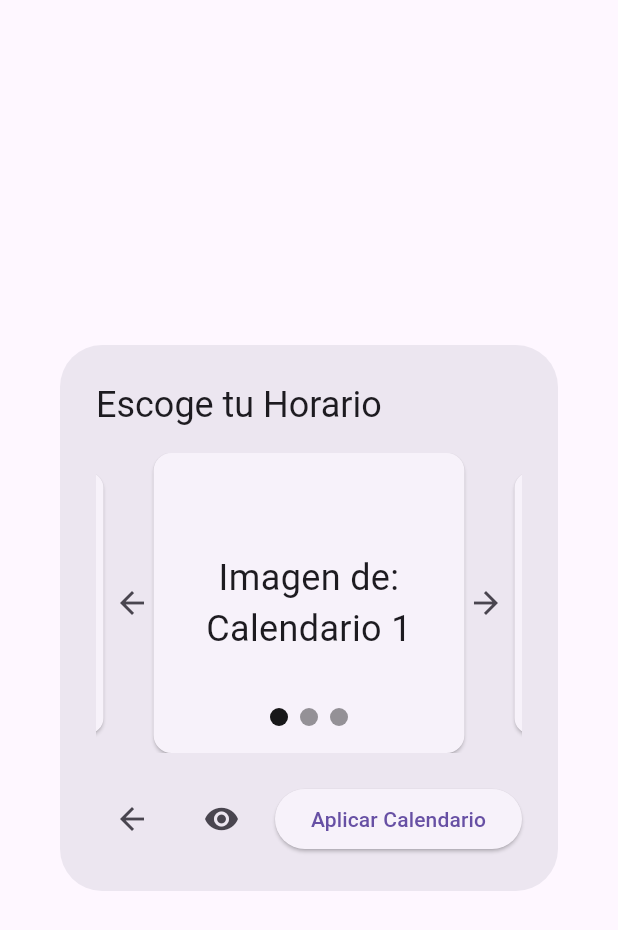
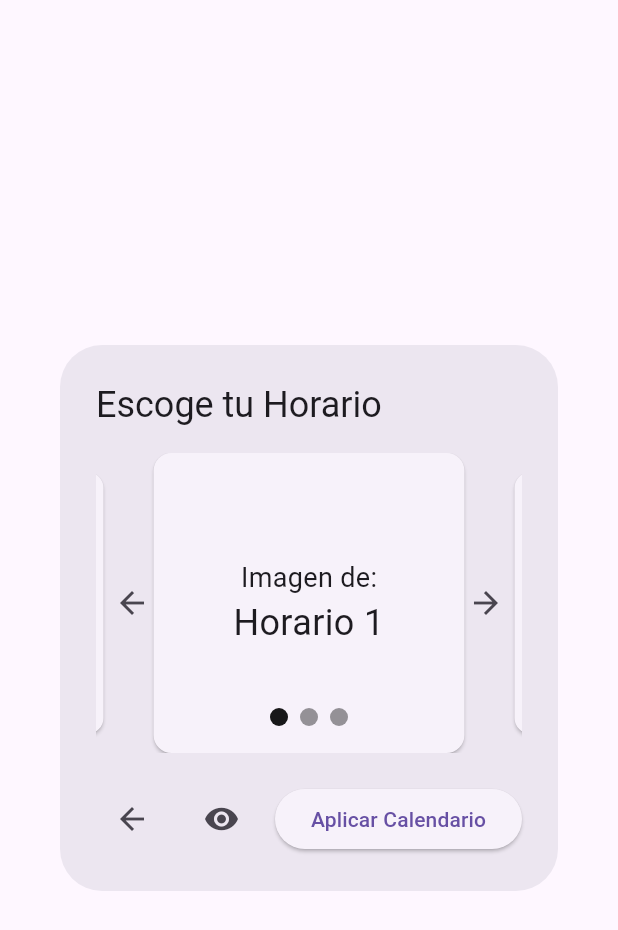
Before and after one commit to Anstayker/FCyT_Calendar, a Flutter app: the CalendarSelectionDialog widget shown alone on an empty page, opened directly, on a phone screen of 412 x 824 dp. Shown: the top 930 px of the screen. Run offline on Flutter 3.47's test engine with Material 3 defaults, Android fonts, the phone set to English and light mode, and no system bars; drawn by our look-alikes of carousel_slider; our stand-ins replace bloc, dartz, equatable, flutter_bloc, get_it, multi_dropdown and 3 more.

Commit message:
dialogs enhancements!

```diff
--- a/lib/feature/calendar/presentation/widgets/calendar_selection_dialog.dart
+++ b/lib/feature/calendar/presentation/widgets/calendar_selection_dialog.dart
@@ -12,9 +12,9 @@ class CalendarSelectionDialog extends StatefulWidget {
 
 class _CalendarSelectionDialogState extends State<CalendarSelectionDialog> {
   final List<String> calendars = [
-    'Calendario 1',
-    'Calendario 2',
-    'Calendario 3',
+    'Horario 1',
+    'Horario 2',
+    'Horario 3',
     // Agrega más calendarios según sea necesario
   ];
 
@@ -40,10 +40,19 @@ class _CalendarSelectionDialogState extends State<CalendarSelectionDialog> {
                       return Card(
                         margin: const EdgeInsets.symmetric(horizontal: 10),
                         child: Center(
-                          child: Text(
-                            'Imagen de: ${calendars[index]}',
-                            textAlign: TextAlign.center,
-                            style: const TextStyle(fontSize: 24),
+                          child: Column(
+                            mainAxisAlignment: MainAxisAlignment.center,
+                            children: [
+                              const Text(
+                                'Imagen de:',
+                                style: TextStyle(fontSize: 18),
+                              ),
+                              Text(
+                                calendars[index],
+                                textAlign: TextAlign.center,
+                                style: const TextStyle(fontSize: 24),
+                              ),
+                            ],
                           ),
                         ),
                       );
--- a/lib/feature/calendar/presentation/widgets/dialog_my_calendars.dart
+++ b/lib/feature/calendar/presentation/widgets/dialog_my_calendars.dart
@@ -6,7 +6,7 @@ class DialogMyCalendars extends StatelessWidget {
   @override
   Widget build(BuildContext context) {
     return AlertDialog(
-      title: const Text('Función no disponible'),
+      title: const Text('Mis calendarios'),
       content: const Text(
           'Disculpe las molestias, esta función aún no está disponible'),
       actions: [
--- a/lib/feature/calendar/presentation/widgets/widgets_export_calendar.dart
+++ b/lib/feature/calendar/presentation/widgets/widgets_export_calendar.dart
@@ -13,5 +13,4 @@ export 'dialog_print.dart';
 export 'dialog_in_progress.dart';
 export 'dialog_help.dart';
 export 'dialog_my_calendars.dart';
-export 'dialog_my_calendars.dart';
 export 'calendar_selection_dialog.dart';
```
Also changed, not shown: lib/feature/calendar/presentation/widgets/dialog_save.dart (+8 -1 lines).
